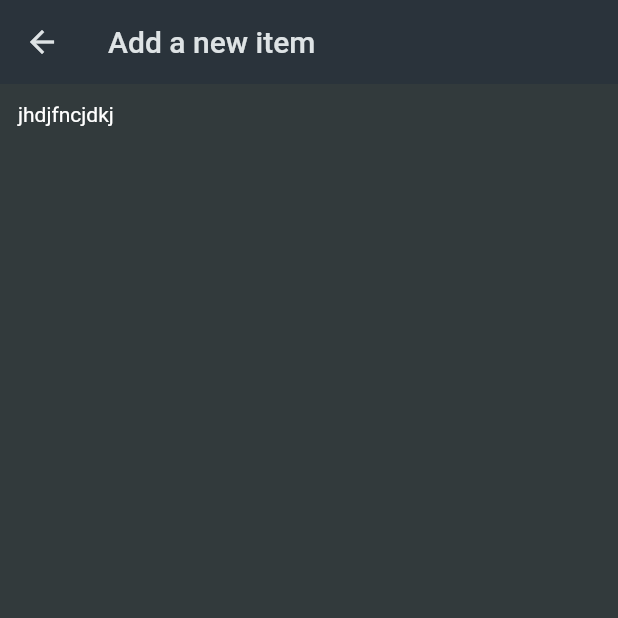
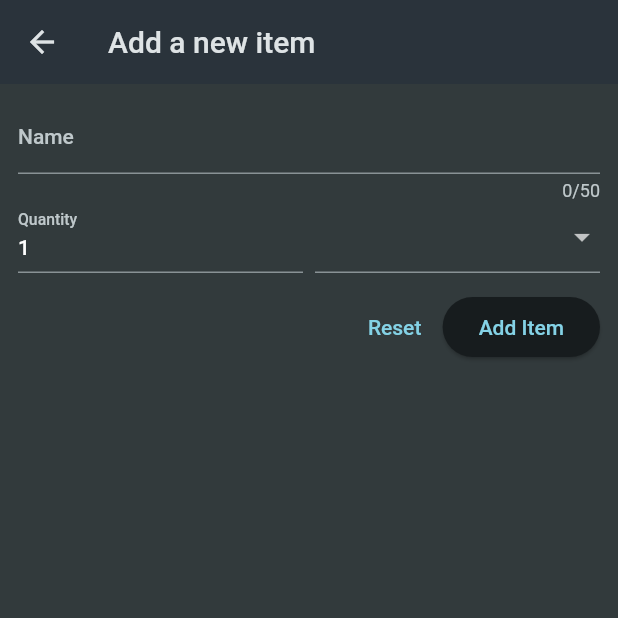
Before and after one commit to DungxLas/-Flutter-Shopping_app, a Flutter app: the NewItem screen opened directly, on a phone screen of 412 x 824 dp, the top half of it. Run offline on Flutter 3.47's test engine with Material 2 defaults, Android fonts, the phone set to English and light mode, and no system bars.

Commit message:
20/09/2023

```diff
--- a/shopping_app/lib/widgets/new_item.dart
+++ b/shopping_app/lib/widgets/new_item.dart
@@ -1,4 +1,6 @@
 import 'package:flutter/material.dart';
+
+import 'package:shopping_app/data/categories.dart';
 
 class NewItem extends StatefulWidget {
   const NewItem({super.key});
@@ -8,6 +10,12 @@ class NewItem extends StatefulWidget {
 }
 
 class _NewItemState extends State<NewItem> {
+  final _formKey = GlobalKey<FormState>();
+
+  void _saveItem() {
+    _formKey.currentState!.validate();
+  }
+
   @override
   Widget build(BuildContext context) {
     return Scaffold(
@@ -15,8 +23,97 @@ class _NewItemState extends State<NewItem> {
         title: const Text('Add a new item'),
       ),
       body: Padding(
-        padding: EdgeInsets.all(12),
-        child: Text('jhdjfncjdkj'),
+        padding: const EdgeInsets.all(12),
+        child: Form(
+          key: _formKey,
+          child: Column(
+            children: [
+              TextFormField(
+                maxLength: 50,
+                decoration: const InputDecoration(
+                  label: Text('Name'),
+                ),
+                validator: (value) {
+                  if (value == null ||
+                      value.isEmpty ||
+                      value.trim().length <= 1 ||
+                      value.trim().length > 50) {
+                    return 'Must be between 1 and 50 characters.';
+                  }
+                  return null;
+                },
+              ),
+              Row(
+                crossAxisAlignment: CrossAxisAlignment.end,
+                children: [
+                  Expanded(
+                    child: TextFormField(
+                      decoration: const InputDecoration(
+                        label: Text('Quantity'),
+                      ),
+                      keyboardType: TextInputType.number,
+                      initialValue: '1',
+                      validator: (value) {
+                        if (value == null ||
+                            value.isEmpty ||
+                            int.tryParse(value) == null ||
+                            int.tryParse(value)! <= 0) {
+                          return 'Must be a valid, positive number.';
+                        }
+                        return null;
+                      },
+                    ),
+                  ),
+                  const SizedBox(
+                    width: 8,
+                  ),
+                  Expanded(
+                    child: DropdownButtonFormField(
+                      items: [
+                        for (final category in categories.entries)
+                          DropdownMenuItem(
+                            value: category.value,
+                            child: Row(
+                              children: [
+                                Container(
+                                  width: 16,
+                                  height: 16,
+                                  color: category.value.color,
+                                ),
+                                const SizedBox(
+                                  width: 6,
+                                ),
+                                Text(category.value.title),
+                              ],
+                            ),
+                          ),
+                      ],
+                      onChanged: (value) {},
+                    ),
+                  )
+                ],
+              ),
+              const SizedBox(
+                height: 12,
+              ),
+              Row(
+                mainAxisAlignment: MainAxisAlignment.end,
+                children: [
+                  TextButton(
+                    onPressed: () {
+                      _formKey.currentState!.reset();
+                    },
+                    child: const Text('Reset'),
+                  ),
+                  ElevatedButton(
+                    onPressed: _saveItem,
+                    child: const Text('Add Item'),
+                  ),
+                ],
+              )
+            ],
+          ),
+        ),
       ),
     );
   }
```
